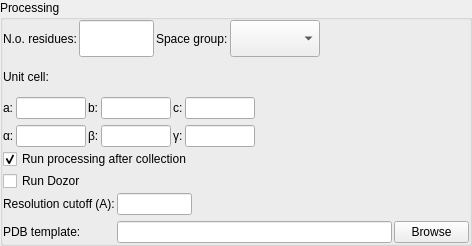
mxcube/mxcubeqt, file mxcubeqt/ui_files/processing_widget_vertical_layout.ui: the form before one commit.
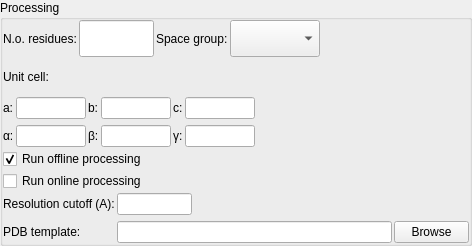
The form after the commit.

Commit message: Major bugfix after refactoring

The edit to the form file:
```diff
--- a/mxcubeqt/ui_files/processing_widget_vertical_layout.ui
+++ b/mxcubeqt/ui_files/processing_widget_vertical_layout.ui
@@ -333,12 +333,12 @@
          <widget class="QCheckBox" name="run_offline_processing_cbox">
           <property name="maximumSize">
            <size>
-            <width>450</width>
+            <width>4500</width>
             <height>16777215</height>
            </size>
           </property>
           <property name="text">
-           <string>Run processing after collection</string>
+           <string>Run offline processing</string>
           </property>
           <property name="checked">
            <bool>true</bool>
@@ -355,12 +355,12 @@
           </property>
           <property name="maximumSize">
            <size>
-            <width>250</width>
+            <width>2500</width>
             <height>16777215</height>
            </size>
           </property>
           <property name="text">
-           <string>Run Dozor</string>
+           <string>Run online processing</string>
           </property>
           <property name="checked">
            <bool>false</bool>
```
The commit also changes 38 other files.
